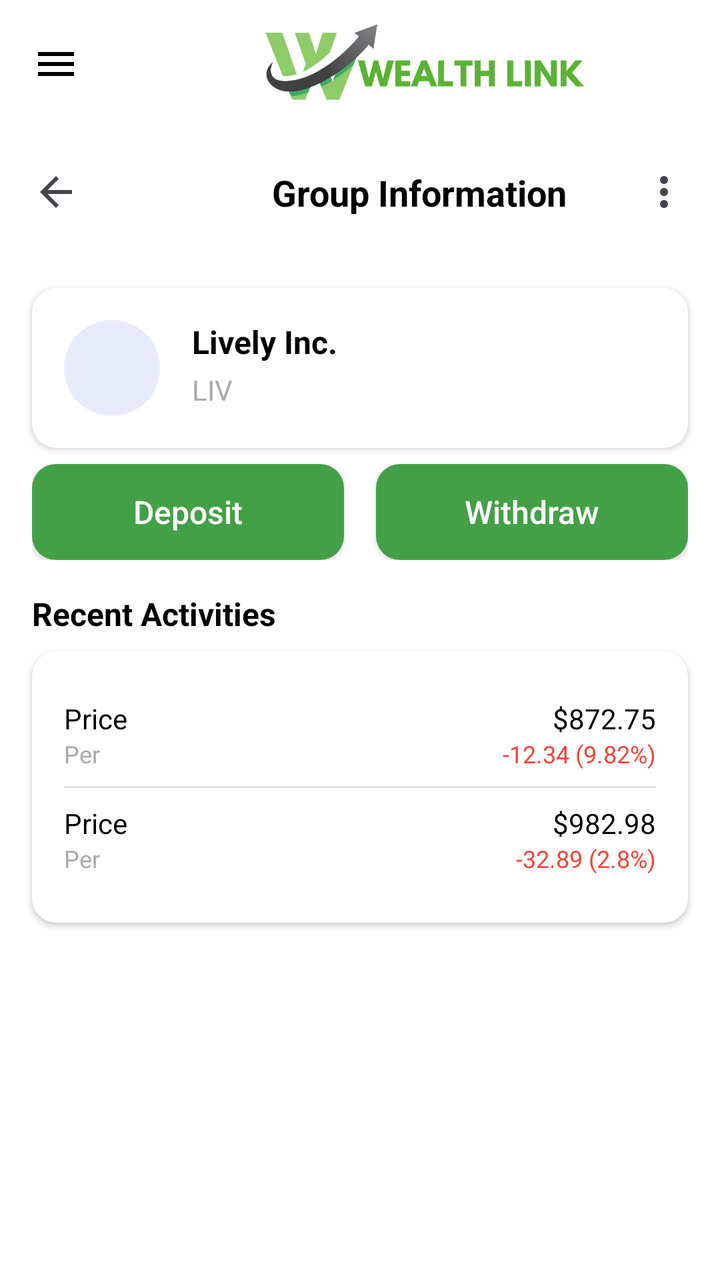
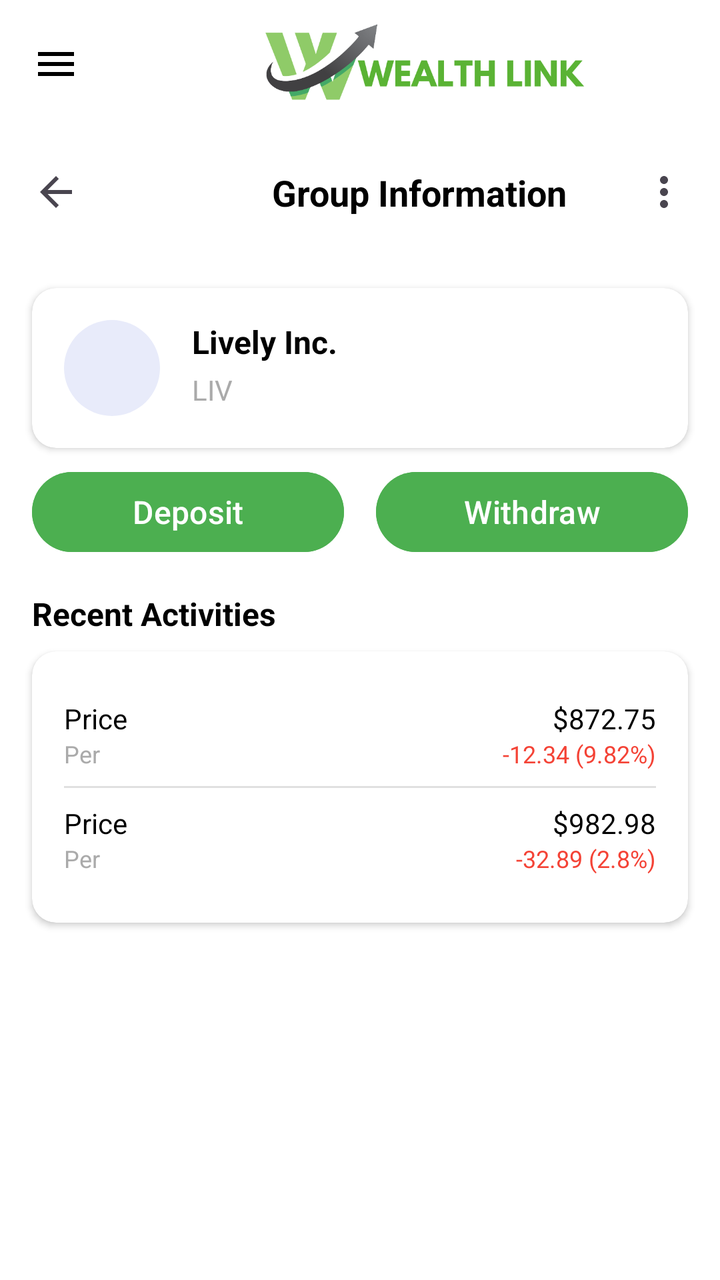

Screens rendered from an Android XML layout before and after an edit, with the pre-edit source and the edit as a unified diff.
<!-- AndroidManifest.xml: application theme Theme.WealthLink -->
<!-- res/layout/activity_group_details.xml -->
<?xml version="1.0" encoding="utf-8"?>
<androidx.drawerlayout.widget.DrawerLayout xmlns:android="http://schemas.android.com/apk/res/android"
    xmlns:app="http://schemas.android.com/apk/res-auto"
    xmlns:tools="http://schemas.android.com/tools"
    android:id="@+id/main"
    android:layout_width="match_parent"
    android:layout_height="match_parent"
    tools:context=".GroupOverview">

    <androidx.constraintlayout.widget.ConstraintLayout
        android:layout_width="match_parent"
        android:layout_height="match_parent"
        android:background="@color/white">

        
        <androidx.appcompat.widget.Toolbar
            android:id="@+id/toolbarTop"
            android:layout_width="match_parent"
            android:layout_height="?attr/actionBarSize"
            app:layout_constraintTop_toTopOf="parent">

            <androidx.constraintlayout.widget.ConstraintLayout
                android:layout_width="match_parent"
                android:layout_height="match_parent">

                <ImageButton
                    android:id="@+id/btnHamburger"
                    android:layout_width="wrap_content"
                    android:layout_height="wrap_content"
                    android:background="?attr/selectableItemBackgroundBorderless"
                    android:contentDescription="Menu"
                    android:src="@drawable/ic_menu"
                    app:layout_constraintBottom_toBottomOf="parent"
                    app:layout_constraintStart_toStartOf="parent"
                    app:layout_constraintTop_toTopOf="parent" />

                <ImageView
                    android:id="@+id/ivLogo"
                    android:layout_width="265dp"
                    android:layout_height="48dp"
                    android:layout_marginStart="40dp"
                    android:contentDescription="Logo"
                    android:src="@drawable/logofull"
                    app:layout_constraintBottom_toBottomOf="parent"
                    app:layout_constraintStart_toEndOf="@id/btnHamburger"
                    app:layout_constraintTop_toTopOf="parent" />

            </androidx.constraintlayout.widget.ConstraintLayout>
        </androidx.appcompat.widget.Toolbar>

        
        <androidx.appcompat.widget.Toolbar
            android:id="@+id/toolbarGroups"
            android:layout_width="match_parent"
            android:layout_height="?attr/actionBarSize"
            app:layout_constraintTop_toBottomOf="@id/toolbarTop">

            <androidx.constraintlayout.widget.ConstraintLayout
                android:layout_width="match_parent"
                android:layout_height="match_parent">

                <ImageButton
                    android:id="@+id/btnBack"
                    android:layout_width="wrap_content"
                    android:layout_height="wrap_content"
                    android:background="?attr/selectableItemBackgroundBorderless"
                    android:contentDescription="Back"
                    android:src="@drawable/ic_back_black"
                    app:layout_constraintBottom_toBottomOf="parent"
                    app:layout_constraintStart_toStartOf="parent"
                    app:layout_constraintTop_toTopOf="parent" />

                <TextView
                    android:id="@+id/tvGroupsTitle"
                    android:layout_width="wrap_content"
                    android:layout_height="wrap_content"
                    android:layout_marginStart="96dp"
                    android:gravity="center"
                    android:text="Group Information"
                    android:textColor="@android:color/black"
                    android:textSize="18sp"
                    android:textStyle="bold"
                    app:layout_constraintBottom_toBottomOf="parent"
                    app:layout_constraintStart_toEndOf="@id/btnBack"
                    app:layout_constraintTop_toTopOf="parent" />

                <ImageButton
                    android:id="@+id/btnMore"
                    android:layout_width="wrap_content"
                    android:layout_height="wrap_content"
                    android:layout_marginEnd="16dp"
                    android:background="?attr/selectableItemBackgroundBorderless"
                    android:contentDescription="More Options"
                    android:src="@drawable/ic_more"
                    app:layout_constraintBottom_toBottomOf="parent"
                    app:layout_constraintEnd_toEndOf="parent"
                    app:layout_constraintTop_toTopOf="parent" />

            </androidx.constraintlayout.widget.ConstraintLayout>
        </androidx.appcompat.widget.Toolbar>

        
        <androidx.cardview.widget.CardView
            android:id="@+id/cardDropdown"
            android:layout_width="160dp"
            android:layout_height="wrap_content"
            android:layout_marginEnd="8dp"
            android:visibility="gone"
            app:cardElevation="4dp"
            app:cardCornerRadius="8dp"
            app:layout_constraintEnd_toEndOf="parent"
            app:layout_constraintTop_toBottomOf="@id/toolbarGroups">

            <LinearLayout
                android:layout_width="match_parent"
                android:layout_height="wrap_content"
                android:orientation="vertical">

                <TextView
                    android:id="@+id/tvSettings"
                    android:layout_width="match_parent"
                    android:layout_height="wrap_content"
                    android:padding="16dp"
                    android:text="Settings"
                    android:textColor="@android:color/black" />

                <TextView
                    android:id="@+id/tvReportIssue"
                    android:layout_width="match_parent"
                    android:layout_height="wrap_content"
                    android:padding="16dp"
                    android:text="Report An Issue"
                    android:textColor="@android:color/black" />

                <TextView
                    android:id="@+id/tvLeaveGroup"
                    android:layout_width="match_parent"
                    android:layout_height="wrap_content"
                    android:padding="16dp"
                    android:text="Leave Group"
                    android:textColor="#F44336" />
            </LinearLayout>
        </androidx.cardview.widget.CardView>

        
        <androidx.cardview.widget.CardView
            android:id="@+id/cardGroupInfo"
            android:layout_width="match_parent"
            android:layout_height="wrap_content"
            android:layout_margin="16dp"
            app:cardCornerRadius="12dp"
            app:cardElevation="2dp"
            app:layout_constraintTop_toBottomOf="@id/toolbarGroups">

            <androidx.constraintlayout.widget.ConstraintLayout
                android:layout_width="match_parent"
                android:layout_height="wrap_content"
                android:padding="16dp">

                <ImageView
                    android:id="@+id/ivGroupLogo"
                    android:layout_width="48dp"
                    android:layout_height="48dp"
                    android:background="@drawable/circle_background"
                    app:layout_constraintStart_toStartOf="parent"
                    app:layout_constraintTop_toTopOf="parent" />

                <TextView
                    android:id="@+id/tvGroupName"
                    android:layout_width="wrap_content"
                    android:layout_height="wrap_content"
                    android:layout_marginStart="16dp"
                    android:text="Lively Inc."
                    android:textColor="@android:color/black"
                    android:textSize="16sp"
                    android:textStyle="bold"
                    app:layout_constraintStart_toEndOf="@id/ivGroupLogo"
                    app:layout_constraintTop_toTopOf="@id/ivGroupLogo" />

                <TextView
                    android:id="@+id/tvGroupTicker"
                    android:layout_width="wrap_content"
                    android:layout_height="wrap_content"
                    android:layout_marginStart="16dp"
                    android:text="LIV"
                    android:textColor="@android:color/darker_gray"
                    app:layout_constraintBottom_toBottomOf="@id/ivGroupLogo"
                    app:layout_constraintStart_toEndOf="@id/ivGroupLogo"
                    app:layout_constraintTop_toBottomOf="@id/tvGroupName" />
            </androidx.constraintlayout.widget.ConstraintLayout>
        </androidx.cardview.widget.CardView>

        
        <LinearLayout
            android:id="@+id/actionButtonsContainer"
            android:layout_width="match_parent"
            android:layout_height="wrap_content"
            android:layout_marginStart="16dp"
            android:layout_marginTop="8dp"
            android:layout_marginEnd="16dp"
            android:orientation="horizontal"
            app:layout_constraintTop_toBottomOf="@id/cardGroupInfo">

            
            <androidx.appcompat.widget.AppCompatButton
                android:id="@+id/btnDeposit"
                android:layout_width="0dp"
                android:layout_height="48dp"
                android:layout_marginEnd="8dp"
                android:layout_weight="1"
                android:background="@drawable/rounded_button_bg2"
                android:text="Deposit"
                android:textAllCaps="false"
                android:textColor="@android:color/white"
                android:textSize="16sp" />

            
            <androidx.appcompat.widget.AppCompatButton
                android:id="@+id/btnWithdraw"
                android:layout_width="0dp"
                android:layout_height="48dp"
                android:layout_marginStart="8dp"
                android:layout_weight="1"
                android:background="@drawable/rounded_button_bg2"
                android:text="Withdraw"
                android:textAllCaps="false"
                android:textColor="@android:color/white"
                android:textSize="16sp" />
        </LinearLayout>

        
        
        <TextView
            android:id="@+id/tvRecentActivitiesTitle"
            android:layout_width="wrap_content"
            android:layout_height="wrap_content"
            android:layout_marginStart="16dp"
            android:layout_marginTop="16dp"
            android:text="Recent Activities"
            android:textColor="@android:color/black"
            android:textSize="16sp"
            android:textStyle="bold"
            app:layout_constraintStart_toStartOf="parent"
            app:layout_constraintTop_toBottomOf="@id/actionButtonsContainer" />

        <androidx.cardview.widget.CardView
            android:id="@+id/cardRecentActivities"
            android:layout_width="match_parent"
            android:layout_height="wrap_content"
            android:layout_marginStart="16dp"
            android:layout_marginTop="8dp"
            android:layout_marginEnd="16dp"
            app:cardCornerRadius="12dp"
            app:cardElevation="2dp"
            app:layout_constraintTop_toBottomOf="@id/tvRecentActivitiesTitle">

            <LinearLayout
                android:layout_width="match_parent"
                android:layout_height="wrap_content"
                android:orientation="vertical"
                android:padding="16dp">

                
                <LinearLayout
                    android:layout_width="match_parent"
                    android:layout_height="wrap_content"
                    android:orientation="horizontal"
                    android:paddingVertical="8dp">

                    <LinearLayout
                        android:layout_width="0dp"
                        android:layout_height="wrap_content"
                        android:layout_weight="1"
                        android:orientation="vertical">

                        <TextView
                            android:layout_width="wrap_content"
                            android:layout_height="wrap_content"
                            android:text="Price"
                            android:textColor="@android:color/black"
                            android:textSize="14sp" />

                        <TextView
                            android:layout_width="wrap_content"
                            android:layout_height="wrap_content"
                            android:text="Per"
                            android:textColor="@android:color/darker_gray"
                            android:textSize="12sp" />
                    </LinearLayout>

                    <LinearLayout
                        android:layout_width="wrap_content"
                        android:layout_height="wrap_content"
                        android:orientation="vertical"
                        android:gravity="end">

                        <TextView
                            android:layout_width="wrap_content"
                            android:layout_height="wrap_content"
                            android:text="$872.75"
                            android:textColor="@android:color/black"
                            android:textSize="14sp" />

                        <TextView
                            android:layout_width="wrap_content"
                            android:layout_height="wrap_content"
                            android:text="-12.34 (9.82%)"
                            android:textColor="#F44336"
                            android:textSize="12sp" />
                    </LinearLayout>
                </LinearLayout>

                <View
                    android:layout_width="match_parent"
                    android:layout_height="1dp"
                    android:background="#E0E0E0" />

                
                <LinearLayout
                    android:layout_width="match_parent"
                    android:layout_height="wrap_content"
                    android:orientation="horizontal"
                    android:paddingVertical="8dp">

                    <LinearLayout
                        android:layout_width="0dp"
                        android:layout_height="wrap_content"
                        android:layout_weight="1"
                        android:orientation="vertical">

                        <TextView
                            android:layout_width="wrap_content"
                            android:layout_height="wrap_content"
                            android:text="Price"
                            android:textColor="@android:color/black"
                            android:textSize="14sp" />

                        <TextView
                            android:layout_width="wrap_content"
                            android:layout_height="wrap_content"
                            android:text="Per"
                            android:textColor="@android:color/darker_gray"
                            android:textSize="12sp" />
                    </LinearLayout>

                    <LinearLayout
                        android:layout_width="wrap_content"
                        android:layout_height="wrap_content"
                        android:orientation="vertical"
                        android:gravity="end">

                        <TextView
                            android:layout_width="wrap_content"
                            android:layout_height="wrap_content"
                            android:text="$982.98"
                            android:textColor="@android:color/black"
                            android:textSize="14sp" />

                        <TextView
                            android:layout_width="wrap_content"
                            android:layout_height="wrap_content"
                            android:text="-32.89 (2.8%)"
                            android:textColor="#F44336"
                            android:textSize="12sp" />
                    </LinearLayout>
                </LinearLayout>
            </LinearLayout>
        </androidx.cardview.widget.CardView>
    </androidx.constraintlayout.widget.ConstraintLayout>

    <com.google.android.material.navigation.NavigationView
        android:id="@+id/navigation_view"
        android:layout_width="280dp"
        android:layout_height="match_parent"
        android:layout_gravity="start"
        android:background="@android:color/white"
        android:fitsSystemWindows="true">

        <LinearLayout
            android:layout_width="match_parent"
            android:layout_height="match_parent"
            android:orientation="vertical">

            <LinearLayout
                android:layout_width="match_parent"
                android:layout_height="wrap_content"
                android:orientation="horizontal"
                android:padding="24dp">

                <androidx.cardview.widget.CardView
                    android:layout_width="60dp"
                    android:layout_height="60dp"
                    app:cardCornerRadius="30dp"
                    app:cardElevation="0dp">

                    <ImageView
                        android:id="@+id/profile_image"
                        android:layout_width="match_parent"
                        android:layout_height="match_parent"
                        android:scaleType="centerCrop"
                        android:src="@drawable/profile_pic" />
                </androidx.cardview.widget.CardView>

                <LinearLayout
                    android:layout_width="match_parent"
                    android:layout_height="wrap_content"
                    android:layout_marginStart="16dp"
                    android:layout_gravity="center_vertical"
                    android:orientation="vertical">

                    <TextView
                        android:id="@+id/user_name"
                        android:layout_width="wrap_content"
                        android:layout_height="wrap_content"
                        android:text="Kurt Zander Kaw"
                        android:textColor="@android:color/black"
                        android:textSize="18sp"
                        android:textStyle="bold" />

                    <TextView
                        android:id="@+id/user_email"
                        android:layout_width="wrap_content"
                        android:layout_height="wrap_content"
                        android:text="KurtisCool@gmail.com"
                        android:textColor="@android:color/darker_gray"
                        android:textSize="14sp" />
                </LinearLayout>
            </LinearLayout>

            <LinearLayout
                android:layout_width="match_parent"
                android:layout_height="wrap_content"
                android:orientation="vertical">

                <LinearLayout
                    android:id="@+id/nav_home"
                    android:layout_width="match_parent"
                    android:layout_height="wrap_content"
                    android:gravity="center_vertical"
                    android:orientation="horizontal"
                    android:paddingHorizontal="24dp"
                    android:paddingVertical="24dp">

                    <ImageView
                        android:layout_width="24dp"
                        android:layout_height="24dp"
                        android:src="@drawable/home_nav" />

                    <TextView
                        android:layout_width="wrap_content"
                        android:layout_height="wrap_content"
                        android:layout_marginStart="24dp"
                        android:text="Home"
                        android:textColor="@android:color/black"
                        android:textSize="16sp" />
                </LinearLayout>

                <LinearLayout
                    android:id="@+id/nav_groups"
                    android:layout_width="match_parent"
                    android:layout_height="wrap_content"
                    android:gravity="center_vertical"
                    android:orientation="horizontal"
                    android:paddingHorizontal="24dp"
                    android:paddingVertical="24dp">

                    <ImageView
                        android:layout_width="24dp"
                        android:layout_height="24dp"
                        android:src="@drawable/group_nav" />

                    <TextView
                        android:layout_width="wrap_content"
                        android:layout_height="wrap_content"
                        android:layout_marginStart="24dp"
                        android:text="Groups"
                        android:textColor="@android:color/black"
                        android:textSize="16sp" />
                </LinearLayout>

                <LinearLayout
                    android:id="@+id/nav_notifications"
                    android:layout_width="match_parent"
                    android:layout_height="wrap_content"
                    android:gravity="center_vertical"
                    android:orientation="horizontal"
                    android:paddingHorizontal="24dp"
                    android:paddingVertical="24dp">

                    <ImageView
                        android:layout_width="24dp"
                        android:layout_height="24dp"
                        android:src="@drawable/bell_nav" />

                    <TextView
                        android:layout_width="wrap_content"
                        android:layout_height="wrap_content"
                        android:layout_marginStart="24dp"
                        android:text="Notifications"
                        android:textColor="@android:color/black"
                        android:textSize="16sp" />
                </LinearLayout>

                <LinearLayout
                    android:id="@+id/nav_history"
                    android:layout_width="match_parent"
                    android:layout_height="wrap_content"
                    android:gravity="center_vertical"
                    android:orientation="horizontal"
                    android:paddingHorizontal="24dp"
                    android:paddingVertical="24dp">

                    <ImageView
                        android:layout_width="24dp"
                        android:layout_height="24dp"
                        android:src="@drawable/history_nav" />

                    <TextView
                        android:layout_width="wrap_content"
                        android:layout_height="wrap_content"
                        android:layout_marginStart="24dp"
                        android:text="History"
                        android:textColor="@android:color/black"
                        android:textSize="16sp" />
                </LinearLayout>

                <LinearLayout
                    android:id="@+id/nav_account"
                    android:layout_width="match_parent"
                    android:layout_height="wrap_content"
                    android:gravity="center_vertical"
                    android:orientation="horizontal"
                    android:paddingHorizontal="24dp"
                    android:paddingVertical="24dp">

                    <ImageView
                        android:layout_width="24dp"
                        android:layout_height="24dp"
                        android:src="@drawable/user_nav" />

                    <TextView
                        android:layout_width="wrap_content"
                        android:layout_height="wrap_content"
                        android:layout_marginStart="24dp"
                        android:text="Account"
                        android:textColor="@android:color/black"
                        android:textSize="16sp" />
                </LinearLayout>
            </LinearLayout>
        </LinearLayout>
    </com.google.android.material.navigation.NavigationView>
</androidx.drawerlayout.widget.DrawerLayout>
<!-- resources referenced by this layout -->
<resources>
  <color name="white">#FFFFFFFF</color>
  <!-- drawable bell_nav: png bitmap (drawable, 9607 bytes) -->
  <!-- drawable circle_background (drawable) -->
  <shape xmlns:android="http://schemas.android.com/apk/res/android"
      android:shape="oval">
      <solid android:color="#E8EBFA" />
  </shape>
  <!-- drawable group_nav: png bitmap (drawable, 17830 bytes) -->
  <!-- drawable history_nav: png bitmap (drawable, 14436 bytes) -->
  <!-- drawable home_nav: png bitmap (drawable, 9229 bytes) -->
  <!-- drawable ic_back_black (drawable) -->
  <?xml version="1.0" encoding="utf-8"?>
  <vector xmlns:android="http://schemas.android.com/apk/res/android"
      android:width="24dp"
      android:height="24dp"
      android:viewportWidth="24"
      android:viewportHeight="24"
      android:tint="?attr/colorControlNormal"
      android:autoMirrored="true">
  
      <path
          android:fillColor="#000000"
          android:pathData="M20,11H7.83l5.59,-5.59L12,4l-8,8 8,8 1.41,-1.41L7.83,13H20v-2z" />
  </vector>
  <!-- drawable ic_menu (drawable) -->
  <?xml version="1.0" encoding="utf-8"?>
  <vector xmlns:android="http://schemas.android.com/apk/res/android"
      android:width="24dp"
      android:height="24dp"
      android:viewportWidth="24"
      android:viewportHeight="24">
      <path
          android:fillColor="#000000"
          android:pathData="M3,18h18v-2L3,16v2zM3,13h18v-2L3,11v2zM3,6v2h18L21,6L3,6z"/>
  </vector>
  <!-- drawable ic_more (drawable) -->
  <?xml version="1.0" encoding="utf-8"?>
  <vector xmlns:android="http://schemas.android.com/apk/res/android"
      android:width="24dp"
      android:height="24dp"
      android:viewportWidth="24"
      android:viewportHeight="24"
      android:tint="?attr/colorControlNormal">
  
      <path
          android:fillColor="#000000"
          android:pathData="M12,8c1.1,0 2,-0.9 2,-2s-0.9,-2 -2,-2 -2,0.9 -2,2 0.9,2 2,2zM12,10c-1.1,0 -2,0.9 -2,2s0.9,2 2,2 2,-0.9 2,-2 -0.9,-2 -2,-2zM12,16c-1.1,0 -2,0.9 -2,2s0.9,2 2,2 2,-0.9 2,-2 -0.9,-2 -2,-2z" />
  </vector>
  <!-- drawable logofull: png bitmap (drawable, 22190 bytes) -->
  <!-- drawable profile_pic: png bitmap (drawable, 37098 bytes) -->
  <!-- drawable rounded_button_bg2 (drawable) -->
  <shape xmlns:android="http://schemas.android.com/apk/res/android">
      <solid android:color="#43A047" />
      <corners android:radius="12dp" />
  </shape>
  <!-- drawable user_nav: png bitmap (drawable, 16826 bytes) -->
  <style name="Theme.WealthLink" parent="Base.Theme.WealthLink" />
  <style name="Base.Theme.WealthLink" parent="Theme.Material3.DayNight.NoActionBar">
          
          
      </style>
</resources>

<!-- the commit's change to res/layout/activity_group_details.xml (unified diff, before → after) -->
@@ -202,26 +202,26 @@
             app:layout_constraintTop_toBottomOf="@id/cardGroupInfo">
 
             
-            <androidx.appcompat.widget.AppCompatButton
+            <Button
                 android:id="@+id/btnDeposit"
                 android:layout_width="0dp"
                 android:layout_height="48dp"
                 android:layout_marginEnd="8dp"
                 android:layout_weight="1"
-                android:background="@drawable/rounded_button_bg2"
+                android:backgroundTint="#4CAF50"
                 android:text="Deposit"
                 android:textAllCaps="false"
                 android:textColor="@android:color/white"
                 android:textSize="16sp" />
 
             
-            <androidx.appcompat.widget.AppCompatButton
+            <Button
                 android:id="@+id/btnWithdraw"
                 android:layout_width="0dp"
                 android:layout_height="48dp"
                 android:layout_marginStart="8dp"
                 android:layout_weight="1"
-                android:background="@drawable/rounded_button_bg2"
+                android:backgroundTint="#4CAF50"
                 android:text="Withdraw"
                 android:textAllCaps="false"
                 android:textColor="@android:color/white"
<!-- resource entries referenced after the edit -->
@@ -50,11 +50,6 @@
   </vector>
   <!-- drawable logofull: png bitmap (drawable, 22190 bytes) -->
   <!-- drawable profile_pic: png bitmap (drawable, 37098 bytes) -->
-  <!-- drawable rounded_button_bg2 (drawable) -->
-  <shape xmlns:android="http://schemas.android.com/apk/res/android">
-      <solid android:color="#43A047" />
-      <corners android:radius="12dp" />
-  </shape>
   <!-- drawable user_nav: png bitmap (drawable, 16826 bytes) -->
   <style name="Theme.WealthLink" parent="Base.Theme.WealthLink" />
   <style name="Base.Theme.WealthLink" parent="Theme.Material3.DayNight.NoActionBar">
